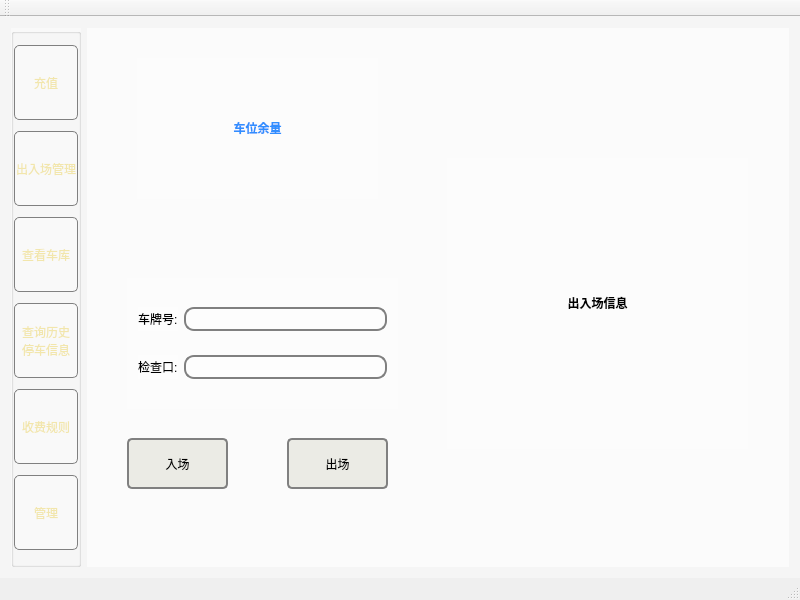
Before: the Qt Designer form ipms_Qt/mainwindow.ui in yizhitooz/ipms_pro, drawn with Qt 5.
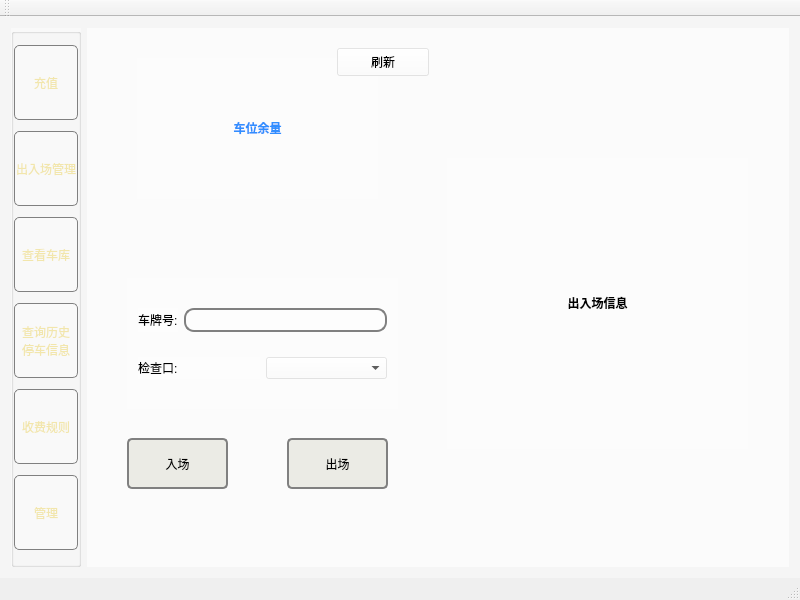
After: the same form once the commit is applied. Icons and pictures are not drawn.

What changed in the file:
```diff
--- a/ipms_Qt/mainwindow.ui
+++ b/ipms_Qt/mainwindow.ui
@@ -467,17 +467,7 @@
             </widget>
            </item>
            <item>
-            <widget class="QLineEdit" name="placeLineEdit">
-             <property name="styleSheet">
-              <string notr="true">QLineEdit{
-	border-width:2px;
-	border-style:solid;
-	border-color:gray;
-	border-radius:10px;
-	padding: 2px 2px;
-}</string>
-             </property>
-            </widget>
+            <widget class="QComboBox" name="ParkingLotComboBox"/>
            </item>
           </layout>
          </item>
@@ -496,6 +486,19 @@
          <string>&lt;html&gt;&lt;head/&gt;&lt;body&gt;&lt;p align=&quot;center&quot;&gt;&lt;span style=&quot; font-weight:600;&quot;&gt;出入场信息&lt;/span&gt;&lt;/p&gt;&lt;/body&gt;&lt;/html&gt;</string>
         </property>
        </widget>
+       <widget class="QPushButton" name="pushButtonCheck">
+        <property name="geometry">
+         <rect>
+          <x>250</x>
+          <y>20</y>
+          <width>92</width>
+          <height>28</height>
+         </rect>
+        </property>
+        <property name="text">
+         <string>刷新</string>
+        </property>
+       </widget>
       </widget>
       <widget class="QWidget" name="informationPage">
        <layout class="QVBoxLayout" name="verticalLayout_3">
```
Left out of the diff: 10 changed lines with no effect on the pictures.
